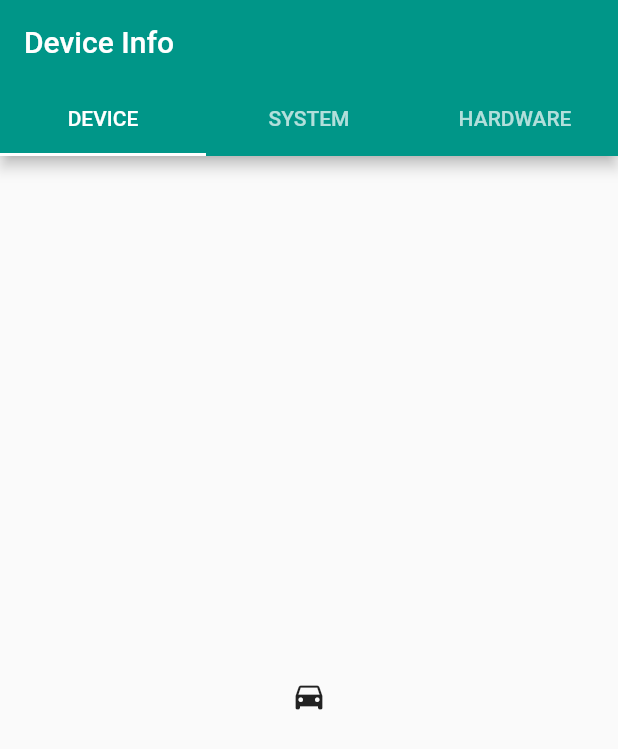
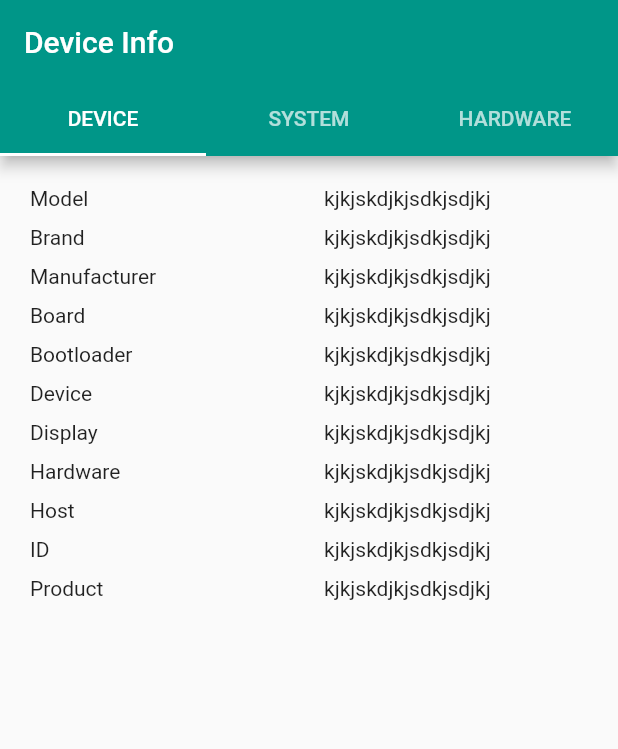
Before and after one commit to nurseiit/mobile-computing-f20, a Flutter app: the screen it shows after launch, on a phone screen of 412 x 824 dp. Shown: the top 749 px of the screen. Run offline on Flutter 3.47's test engine with Material 2 defaults, Android fonts, the phone set to English and light mode, and no system bars.

Commit message:
🎨 Setup basic structure for device tab

```diff
--- a/assignment_1_device_info/lib/main.dart
+++ b/assignment_1_device_info/lib/main.dart
@@ -40,7 +40,7 @@ class HomePage extends StatelessWidget {
         ),
         body: TabBarView(
           children: [
-            Icon(Icons.directions_car),
+            DeviceInfoDisplay(),
             Icon(Icons.directions_transit),
             Icon(Icons.directions_bike),
           ],
@@ -49,3 +49,41 @@ class HomePage extends StatelessWidget {
     );
   }
 }
+
+class DeviceInfoDisplay extends StatelessWidget {
+  final List<String> categories = [
+    'Model',
+    'Brand',
+    'Manufacturer',
+    'Board',
+    'Bootloader',
+    'Device',
+    'Display',
+    'Hardware',
+    'Host',
+    'ID',
+    'Product'
+  ];
+  @override
+  Widget build(BuildContext context) {
+    return Container(
+      padding: const EdgeInsets.fromLTRB(20.0, 20.0, 0.0, 0.0),
+      child: Table(
+        children: categories
+            .map(
+              (category) => TableRow(children: [
+                Padding(
+                  child: Text(category),
+                  padding: const EdgeInsets.only(bottom: 10.0),
+                ),
+                Padding(
+                  child: Text('kjkjskdjkjsdkjsdjkj'),
+                  padding: const EdgeInsets.only(bottom: 10.0),
+                ),
+              ]),
+            )
+            .toList(),
+      ),
+    );
+  }
+}
```
